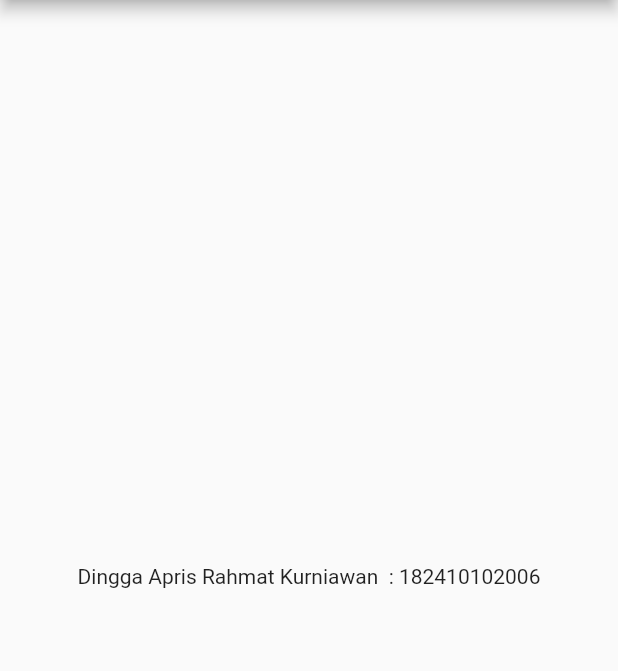
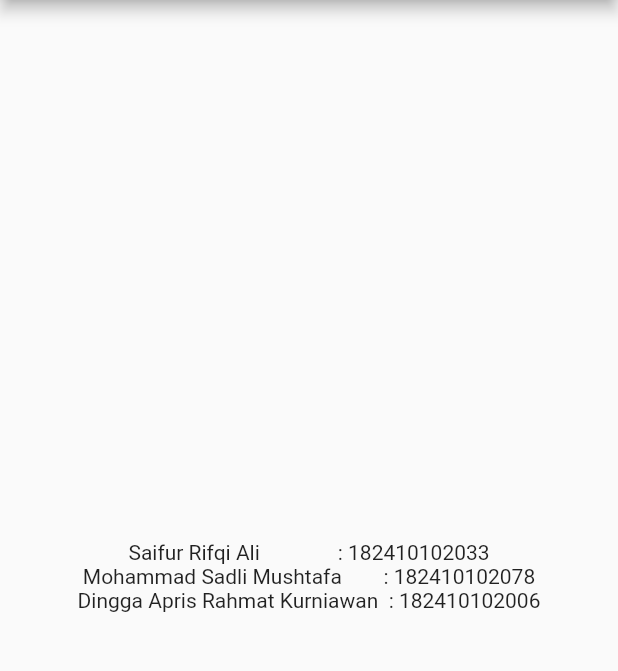
Before and after one commit to dinggasukapaus/KELOMPOK_8_SDGS, a Flutter app: the screen it shows after launch, on a phone screen of 412 x 824 dp, the part 84-755 px from its top. Run offline on Flutter 3.47's test engine with Material 2 defaults, Android fonts, the phone set to English and light mode, and no system bars.

Commit message:
mengubah tata letak di body

```diff
--- a/lib/main.dart
+++ b/lib/main.dart
@@ -8,7 +8,7 @@ void main() {
   runApp(new MyApp());
 }
 
-//class myapp yang merupakan turuna dari stlwidget
+//class myapp yang merupakan turunan dari stlwidget
 class MyApp extends StatelessWidget {
   //yang harus di override class turunannya
   @override
@@ -34,11 +34,16 @@ class MyApp extends StatelessWidget {
           //widget center -> widget text
           //widget center membuat value dari widget text menjadi di tengah
           body: Center(
-          child: Container(
-            child: Text('Dingga Apris Rahmat Kurniawan  : 182410102006'),
+            child: Column(
+              mainAxisAlignment: MainAxisAlignment.center,
+              crossAxisAlignment: CrossAxisAlignment.center,
+              children: [
+                Text('Saifur Rifqi Ali               : 182410102033'),
+                Text('Mohammad Sadli Mushtafa        : 182410102078'),
+                Text('Dingga Apris Rahmat Kurniawan  : 182410102006'),
+              ],
             ),
-        ),
-      ),
+          )),
     );
   }
 }
```
Lines whose indentation alone changed are shown as unchanged.
